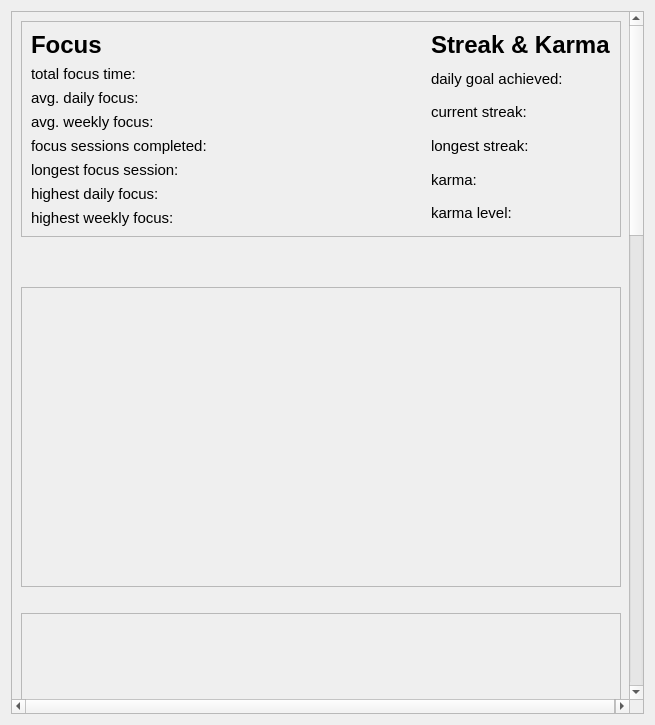
Old version of the form ui/statistics.ui in the repository dop14/monkmode.
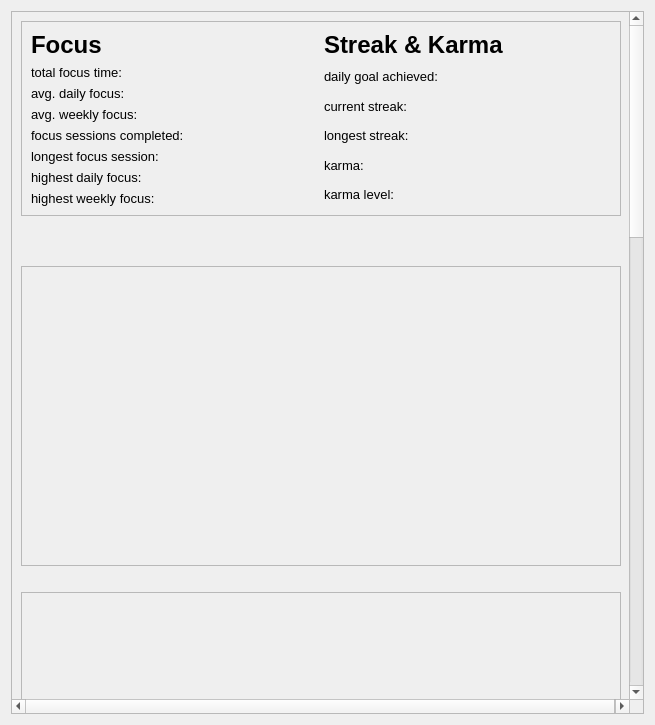
New version of the form.

```diff
--- a/ui/statistics.ui
+++ b/ui/statistics.ui
@@ -37,7 +37,7 @@
         <x>0</x>
         <y>0</y>
         <width>623</width>
-        <height>2211</height>
+        <height>2197</height>
        </rect>
       </property>
       <layout class="QVBoxLayout" name="verticalLayout_11">
@@ -75,7 +75,9 @@
              <widget class="QLabel" name="total_focus_time">
               <property name="font">
                <font>
-                <pointsize>11</pointsize>
+                <pointsize>10</pointsize>
+                <italic>false</italic>
+                <bold>false</bold>
                </font>
               </property>
               <property name="text">
@@ -87,7 +89,7 @@
              <widget class="QLabel" name="avg_daily_focus">
               <property name="font">
                <font>
-                <pointsize>11</pointsize>
+                <pointsize>10</pointsize>
                </font>
               </property>
               <property name="text">
@@ -99,7 +101,7 @@
              <widget class="QLabel" name="avg_weekly_focus">
               <property name="font">
                <font>
-                <pointsize>11</pointsize>
+                <pointsize>10</pointsize>
                </font>
               </property>
               <property name="text">
@@ -111,7 +113,7 @@
              <widget class="QLabel" name="focus_sessions_completed">
               <property name="font">
                <font>
-                <pointsize>11</pointsize>
+                <pointsize>10</pointsize>
                </font>
               </property>
               <property name="text">
@@ -123,7 +125,7 @@
              <widget class="QLabel" name="longest_focus_session">
               <property name="font">
                <font>
-                <pointsize>11</pointsize>
+                <pointsize>10</pointsize>
                </font>
               </property>
               <property name="text">
@@ -135,7 +137,7 @@
              <widget class="QLabel" name="highest_daily_label">
               <property name="font">
                <font>
-                <pointsize>11</pointsize>
+                <pointsize>10</pointsize>
                </font>
               </property>
               <property name="text">
@@ -147,7 +149,7 @@
              <widget class="QLabel" name="highest_weekly_label">
               <property name="font">
                <font>
-                <pointsize>11</pointsize>
+                <pointsize>10</pointsize>
                </font>
               </property>
               <property name="text">
@@ -157,19 +159,6 @@
             </item>
            </layout>
           </item>
-          <item>
-           <spacer name="horizontalSpacer_6">
-            <property name="orientation">
-             <enum>Qt::Orientation::Horizontal</enum>
-            </property>
-            <property name="sizeHint" stdset="0">
-             <size>
-              <width>40</width>
-              <height>20</height>
-             </size>
-            </property>
-           </spacer>
-          </item>
           <item>
            <layout class="QVBoxLayout" name="verticalLayout_10">
             <item>
@@ -189,7 +178,7 @@
              <widget class="QLabel" name="daily_goal_achieved">
               <property name="font">
                <font>
-                <pointsize>11</pointsize>
+                <pointsize>10</pointsize>
                </font>
               </property>
               <property name="text">
@@ -201,7 +190,7 @@
              <widget class="QLabel" name="current_streak">
               <property name="font">
                <font>
-                <pointsize>11</pointsize>
+                <pointsize>10</pointsize>
                </font>
               </property>
               <property name="text">
@@ -213,7 +202,7 @@
              <widget class="QLabel" name="longest_streak">
               <property name="font">
                <font>
-                <pointsize>11</pointsize>
+                <pointsize>10</pointsize>
                </font>
               </property>
               <property name="text">
@@ -225,7 +214,7 @@
              <widget class="QLabel" name="karma">
               <property name="font">
                <font>
-                <pointsize>11</pointsize>
+                <pointsize>10</pointsize>
                </font>
               </property>
               <property name="text">
@@ -237,7 +226,7 @@
              <widget class="QLabel" name="karma_level">
               <property name="font">
                <font>
-                <pointsize>11</pointsize>
+                <pointsize>10</pointsize>
                </font>
               </property>
               <property name="text">
```
